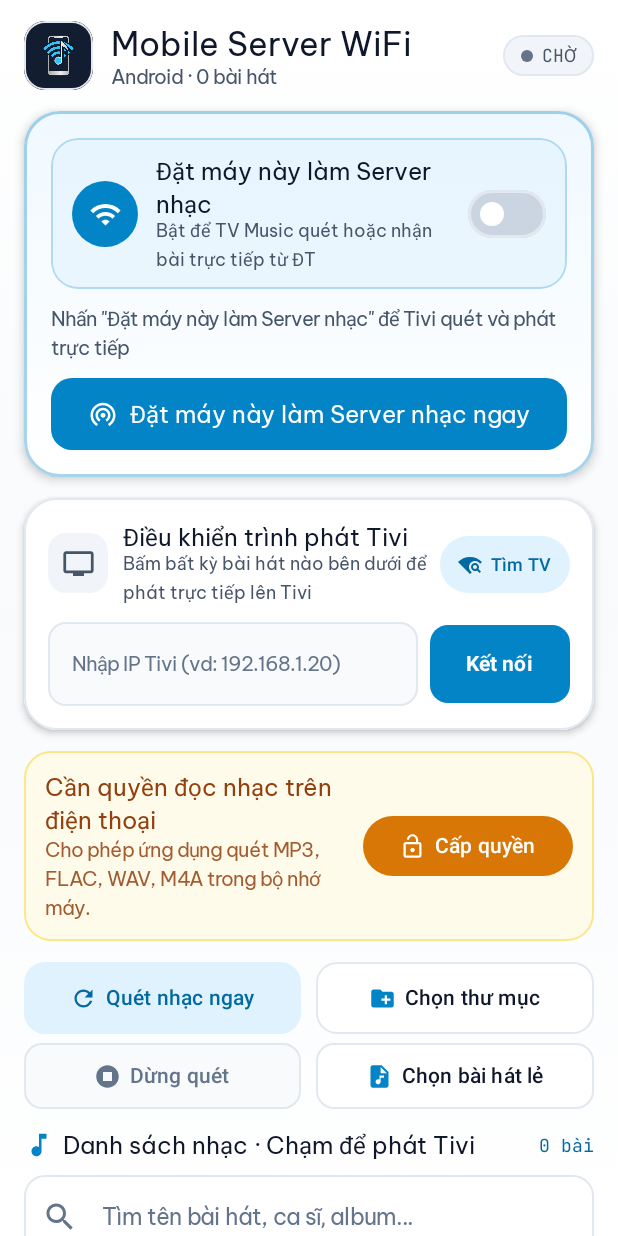
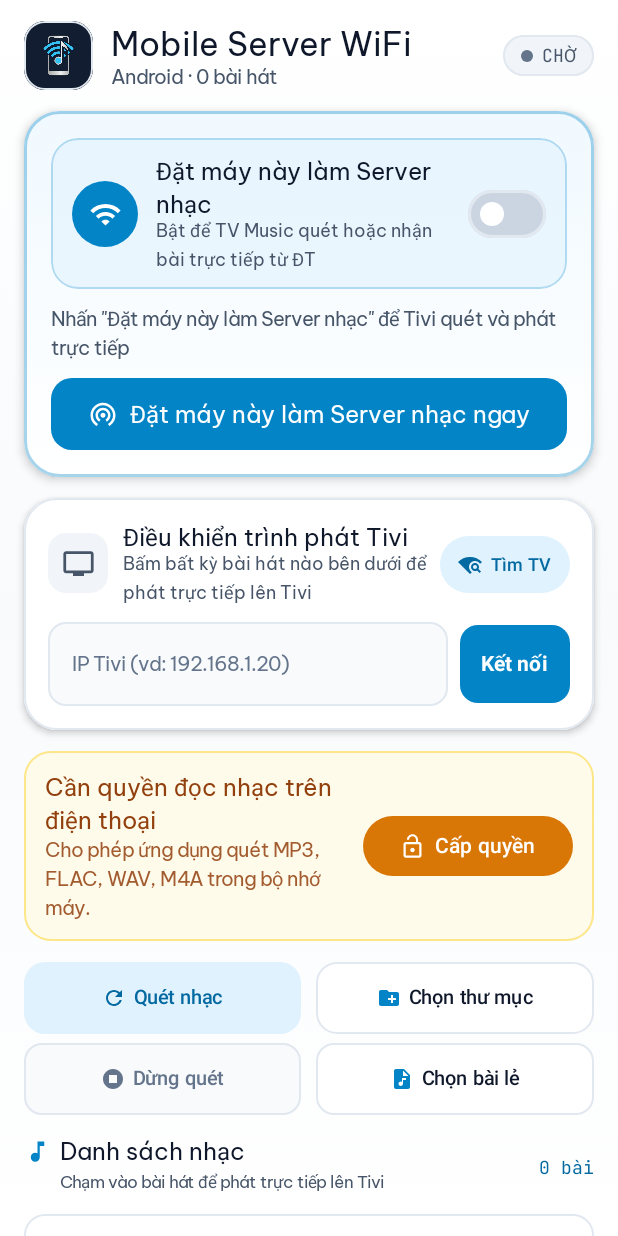
Before and after one commit to ahihibebe/Mussic-tivi, an Android app built with Jetpack Compose: the composable MobileServerScreen shown on its own in the app's theme, after a tap on "Kết nối", on a phone screen of 412 x 824 dp. Run offline under Robolectric (Android 15) with nearby library versions, the phone set to English and light mode, and no system bars; libraries missing offline, so code that uses them is left out: coil.compose; pictures from the network do not load.

Commit message:
ui: improve TV IP input field layout
Adjust text overflow and button padding in the TV connection UI to prevent layout clipping and improve visual consistency.

```diff
--- a/mobile/src/main/java/com/example/mobile/ui/MobileServerScreen.kt
+++ b/mobile/src/main/java/com/example/mobile/ui/MobileServerScreen.kt
@@ -527,7 +527,13 @@ private fun TvRemoteControlCard(
                         modifier = Modifier.weight(1f),
                         singleLine = true,
                         placeholder = {
-                            Text("Nhập IP Tivi (vd: 192.168.1.20)", fontSize = 13.sp, color = TextMutedSlate)
+                            Text(
+                                text = "IP Tivi (vd: 192.168.1.20)",
+                                fontSize = 13.sp,
+                                color = TextMutedSlate,
+                                maxLines = 1,
+                                overflow = TextOverflow.Ellipsis
+                            )
                         },
                         shape = RoundedCornerShape(12.dp),
                         colors = OutlinedTextFieldDefaults.colors(
@@ -542,13 +548,14 @@ private fun TvRemoteControlCard(
                         modifier = Modifier
                             .height(52.dp)
                             .testTag("mobile_btn_connect_tv"),
+                        contentPadding = PaddingValues(horizontal = 14.dp, vertical = 8.dp),
                         shape = RoundedCornerShape(12.dp),
                         colors = ButtonDefaults.buttonColors(
                             containerColor = SkyBluePrimary,
                             contentColor = Color.White
                         )
                     ) {
-                        Text("Kết nối", fontWeight = FontWeight.Bold)
+                        Text("Kết nối", fontWeight = FontWeight.Bold, maxLines = 1, softWrap = false)
                     }
                 }
             }
@@ -1157,21 +1164,25 @@ private fun LibraryActionRow(
                         .fillMaxWidth()
                         .height(48.dp)
                         .testTag("mobile_btn_rescan"),
+                    contentPadding = PaddingValues(horizontal = 10.dp, vertical = 4.dp),
                     shape = RoundedCornerShape(14.dp),
                     colors = ButtonDefaults.filledTonalButtonColors(
                         containerColor = SkyBlueSoft,
                         contentColor = SkyBlueDeep
                     )
                 ) {
-                    Icon(Icons.Filled.Refresh, contentDescription = null, modifier = Modifier.size(18.dp))
-                    Spacer(modifier = Modifier.width(6.dp))
+                    Icon(Icons.Filled.Refresh, contentDescription = null, modifier = Modifier.size(16.dp))
+                    Spacer(modifier = Modifier.width(5.dp))
                     Text(
                         text = when {
                             isScanning -> "Đang quét..."
-                            hasTracksOrScanned -> "Quét lại nhạc"
-                            else -> "Quét nhạc ngay"
+                            hasTracksOrScanned -> "Quét lại"
+                            else -> "Quét nhạc"
                         },
+                        fontSize = 13.sp,
+                        fontWeight = FontWeight.SemiBold,
                         maxLines = 1,
+                        softWrap = false,
                         overflow = TextOverflow.Ellipsis
                     )
                 }
@@ -1181,8 +1192,9 @@ private fun LibraryActionRow(
                     enabled = isScanning,
                     modifier = Modifier
                         .fillMaxWidth()
-                        .height(44.dp)
+                        .height(48.dp)
                         .testTag("mobile_btn_stop_scan"),
+                    contentPadding = PaddingValues(horizontal = 10.dp, vertical = 4.dp),
                     shape = RoundedCornerShape(12.dp),
                     border = BorderStroke(
                         width = 1.dp,
@@ -1199,14 +1211,16 @@ private fun LibraryActionRow(
                         imageVector = Icons.Filled.StopCircle,
                         contentDescription = "Dừng quét nhạc",
                         tint = if (isScanning) CrimsonStop else TextMutedSlate,
-                        modifier = Modifier.size(18.dp)
-                    )
-                    Spacer(modifier = Modifier.width(6.dp))
+                        modifier = Modifier.size(16.dp)
+                    )
+                    Spacer(modifier = Modifier.width(5.dp))
                     Text(
                         text = "Dừng quét",
+                        fontSize = 13.sp,
                         color = if (isScanning) CrimsonStop else TextMutedSlate,
                         fontWeight = if (isScanning) FontWeight.Bold else FontWeight.Medium,
                         maxLines = 1,
+                        softWrap = false,
                         overflow = TextOverflow.Ellipsis
                     )
                 }
@@ -1222,6 +1236,7 @@ private fun LibraryActionRow(
                         .fillMaxWidth()
                         .height(48.dp)
                         .testTag("mobile_btn_pick_folder"),
+                    contentPadding = PaddingValues(horizontal = 10.dp, vertical = 4.dp),
                     shape = RoundedCornerShape(14.dp),
                     border = BorderStroke(1.dp, SoftSlateBorder),
                     colors = ButtonDefaults.outlinedButtonColors(
@@ -1233,19 +1248,22 @@ private fun LibraryActionRow(
                         Icons.Filled.CreateNewFolder,
                         contentDescription = null,
                         tint = SkyBluePrimary,
-                        modifier = Modifier.size(18.dp)
-                    )
-                    Spacer(modifier = Modifier.width(6.dp))
+                        modifier = Modifier.size(16.dp)
+                    )
+                    Spacer(modifier = Modifier.width(5.dp))
                     Text(
                         text = if (selectedFolders.isNotEmpty()) {
-                            "Chọn thư mục (${selectedFolders.size})"
+                            "Thư mục (${selectedFolders.size})"
                         } else if (savedFolderCount > 0) {
                             "Thư mục ($savedFolderCount)"
                         } else {
                             "Chọn thư mục"
                         },
+                        fontSize = 13.sp,
+                        fontWeight = FontWeight.SemiBold,
                         color = TextPrimaryDark,
                         maxLines = 1,
+                        softWrap = false,
                         overflow = TextOverflow.Ellipsis
                     )
                 }
@@ -1254,8 +1272,9 @@ private fun LibraryActionRow(
                     onClick = onPickFiles,
                     modifier = Modifier
                         .fillMaxWidth()
-                        .height(44.dp)
+                        .height(48.dp)
                         .testTag("mobile_btn_pick_files"),
+                    contentPadding = PaddingValues(horizontal = 10.dp, vertical = 4.dp),
                     shape = RoundedCornerShape(12.dp),
                     border = BorderStroke(1.dp, SoftSlateBorder),
                     colors = ButtonDefaults.outlinedButtonColors(
@@ -1267,13 +1286,16 @@ private fun LibraryActionRow(
                         Icons.Filled.AudioFile,
                         contentDescription = null,
                         tint = SkyBluePrimary,
-                        modifier = Modifier.size(18.dp)
-                    )
-                    Spacer(modifier = Modifier.width(6.dp))
+                        modifier = Modifier.size(16.dp)
+                    )
+                    Spacer(modifier = Modifier.width(5.dp))
                     Text(
-                        text = "Chọn bài hát lẻ",
+                        text = "Chọn bài lẻ",
+                        fontSize = 13.sp,
+                        fontWeight = FontWeight.Medium,
                         color = TextPrimaryDark,
                         maxLines = 1,
+                        softWrap = false,
                         overflow = TextOverflow.Ellipsis
                     )
                 }
@@ -1472,23 +1494,35 @@ private fun TrackListHeaderAndSearch(
     Column(verticalArrangement = Arrangement.spacedBy(10.dp)) {
         Row(
             modifier = Modifier.fillMaxWidth(),
-            verticalAlignment = Alignment.CenterVertically,
-            horizontalArrangement = Arrangement.SpaceBetween
+            verticalAlignment = Alignment.CenterVertically
         ) {
-            Row(verticalAlignment = Alignment.CenterVertically) {
-                Icon(
-                    imageVector = Icons.Filled.MusicNote,
-                    contentDescription = null,
-                    tint = SkyBluePrimary,
-                    modifier = Modifier.size(20.dp)
-                )
-                Spacer(modifier = Modifier.width(6.dp))
+            Column(modifier = Modifier.weight(1f)) {
+                Row(verticalAlignment = Alignment.CenterVertically) {
+                    Icon(
+                        imageVector = Icons.Filled.MusicNote,
+                        contentDescription = null,
+                        tint = SkyBluePrimary,
+                        modifier = Modifier.size(18.dp)
+                    )
+                    Spacer(modifier = Modifier.width(6.dp))
+                    Text(
+                        text = "Danh sách nhạc",
+                        style = MaterialTheme.typography.titleMedium,
+                        color = TextPrimaryDark,
+                        maxLines = 1,
+                        overflow = TextOverflow.Ellipsis
+                    )
+                }
                 Text(
-                    text = "Danh sách nhạc · Chạm để phát Tivi",
-                    style = MaterialTheme.typography.titleMedium,
-                    color = TextPrimaryDark
-                )
-            }
+                    text = "Chạm vào bài hát để phát trực tiếp lên Tivi",
+                    fontSize = 11.sp,
+                    color = TextSecondarySlate,
+                    maxLines = 1,
+                    overflow = TextOverflow.Ellipsis,
+                    modifier = Modifier.padding(start = 24.dp)
+                )
+            }
+            Spacer(modifier = Modifier.width(8.dp))
             Row(
                 verticalAlignment = Alignment.CenterVertically,
                 horizontalArrangement = Arrangement.spacedBy(8.dp)
@@ -1497,7 +1531,7 @@ private fun TrackListHeaderAndSearch(
                     OutlinedButton(
                         onClick = onRestoreExcludedTracks,
                         modifier = Modifier
-                            .height(32.dp)
+                            .height(34.dp)
                             .testTag("mobile_btn_restore_excluded"),
                         shape = RoundedCornerShape(999.dp),
                         contentPadding = PaddingValues(horizontal = 10.dp, vertical = 2.dp),
@@ -1516,7 +1550,9 @@ private fun TrackListHeaderAndSearch(
                         Text(
                             text = "Khôi phục ($excludedTrackCount)",
                             fontSize = 11.sp,
-                            fontWeight = FontWeight.SemiBold
+                            fontWeight = FontWeight.SemiBold,
+                            maxLines = 1,
+                            softWrap = false
                         )
                     }
                 }
@@ -1528,7 +1564,9 @@ private fun TrackListHeaderAndSearch(
                     },
                     style = MaterialTheme.typography.labelMedium,
                     fontFamily = JetBrainsMonoFamily,
-                    color = SkyBlueDeep
+                    color = SkyBlueDeep,
+                    maxLines = 1,
+                    softWrap = false
                 )
             }
         }
@@ -1542,8 +1580,10 @@ private fun TrackListHeaderAndSearch(
             singleLine = true,
             placeholder = {
                 Text(
-                    text = "Tìm tên bài hát, ca sĩ, album...",
-                    color = TextMutedSlate
+                    text = "Tìm bài hát, ca sĩ...",
+                    color = TextMutedSlate,
+                    maxLines = 1,
+                    overflow = TextOverflow.Ellipsis
                 )
             },
             leadingIcon = {
@@ -1660,31 +1700,45 @@ private fun EmptyTracksCard(
                 style = MaterialTheme.typography.bodyMedium,
                 color = TextSecondarySlate
             )
-            Row(horizontalArrangement = Arrangement.spacedBy(8.dp)) {
+            Row(
+                modifier = Modifier.fillMaxWidth(),
+                horizontalArrangement = Arrangement.spacedBy(8.dp, Alignment.CenterHorizontally)
+            ) {
                 if (hasQueryOrFilter) {
-                    FilledTonalButton(onClick = onResetFilter) {
-                        Text("Hiện tất cả")
+                    FilledTonalButton(
+                        onClick = onResetFilter,
+                        contentPadding = PaddingValues(horizontal = 12.dp, vertical = 6.dp)
+                    ) {
+                        Text("Hiện tất cả", maxLines = 1, softWrap = false, fontSize = 12.sp)
                     }
                 } else if (!hasPermission) {
-                    Button(onClick = onRequestPermission) {
-                        Text("Cấp quyền")
+                    Button(
+                        onClick = onRequestPermission,
+                        contentPadding = PaddingValues(horizontal = 12.dp, vertical = 6.dp)
+                    ) {
+                        Text("Cấp quyền", maxLines = 1, softWrap = false, fontSize = 12.sp)
                     }
                 } else {
-                    Button(onClick = onRescanMusic) {
-                        Text("Quét nhạc ngay")
+                    Button(
+                        onClick = onRescanMusic,
+                        contentPadding = PaddingValues(horizontal = 12.dp, vertical = 6.dp)
+                    ) {
+                        Text("Quét nhạc", maxLines = 1, softWrap = false, fontSize = 12.sp)
                     }
                 }
                 OutlinedButton(
                     onClick = onPickFiles,
+                    contentPadding = PaddingValues(horizontal = 10.dp, vertical = 6.dp),
                     border = BorderStroke(1.dp, SoftSlateBorder)
                 ) {
-                    Text("Chọn file", color = TextPrimaryDark)
+                    Text("Chọn file", color = TextPrimaryDark, maxLines = 1, softWrap = false, fontSize = 12.sp)
                 }
                 OutlinedButton(
                     onClick = onPickFolder,
+                    contentPadding = PaddingValues(horizontal = 10.dp, vertical = 6.dp),
                     border = BorderStroke(1.dp, SoftSlateBorder)
                 ) {
-                    Text("Thư mục", color = TextPrimaryDark)
+                    Text("Thư mục", color = TextPrimaryDark, maxLines = 1, softWrap = false, fontSize = 12.sp)
                 }
             }
         }
@@ -1739,7 +1793,7 @@ private fun LiveScanStatusBanner(
                     },
                     style = MaterialTheme.typography.labelMedium,
                     color = if (isScanning) SkyBlueDeep else EmeraldTextDark,
-                    maxLines = 1,
+                    maxLines = 2,
                     overflow = TextOverflow.Ellipsis
                 )
                 if (isScanning && !latestTitle.isNullOrBlank()) {
@@ -1758,12 +1812,19 @@ private fun LiveScanStatusBanner(
                 color = Color.White,
                 border = BorderStroke(1.dp, if (isScanning) SkyBlueSoft else EmeraldBorder)
             ) {
+                val pillText = if (newCount > 0 && (isScanning || newCount < totalFound)) {
+                    "$totalFound bài (+$newCount)"
+                } else {
+                    "$totalFound bài"
+                }
                 Text(
-                    text = if (newCount > 0) "$totalFound bài (+$newCount)" else "$totalFound bài",
+                    text = pillText,
                     fontFamily = JetBrainsMonoFamily,
                     fontSize = 11.sp,
                     fontWeight = FontWeight.Bold,
                     color = if (isScanning) SkyBlueDeep else EmeraldTextDark,
+                    maxLines = 1,
+                    softWrap = false,
                     modifier = Modifier.padding(horizontal = 9.dp, vertical = 4.dp)
                 )
             }
@@ -1800,12 +1861,12 @@ private fun MobileTrackItemCard(
             modifier = Modifier
                 .fillMaxWidth()
                 .clickable(onClick = onPlayOnTv)
-                .padding(horizontal = 12.dp, vertical = 10.dp),
+                .padding(horizontal = 10.dp, vertical = 10.dp),
             verticalAlignment = Alignment.CenterVertically
         ) {
             Box(
                 modifier = Modifier
-                    .size(48.dp)
+                    .size(44.dp)
                     .clip(RoundedCornerShape(12.dp))
                     .background(SoftSlateVariant)
                     .border(1.dp, SoftSlateBorder, RoundedCornerShape(12.dp)),
@@ -1823,12 +1884,12 @@ private fun MobileTrackItemCard(
                         imageVector = Icons.Filled.Album,
                         contentDescription = null,
                         tint = SkyBluePrimary,
-                        modifier = Modifier.size(24.dp)
-                    )
-                }
-            }
-
-            Spacer(modifier = Modifier.width(12.dp))
+                        modifier = Modifier.size(22.dp)
+                    )
+                }
+            }
+
+            Spacer(modifier = Modifier.width(10.dp))
 
             Column(modifier = Modifier.weight(1f)) {
                 Text(
@@ -1849,7 +1910,7 @@ private fun MobileTrackItemCard(
                 Spacer(modifier = Modifier.height(4.dp))
                 Row(
                     verticalAlignment = Alignment.CenterVertically,
-                    horizontalArrangement = Arrangement.spacedBy(6.dp)
+                    horizontalArrangement = Arrangement.spacedBy(5.dp)
                 ) {
                     Surface(
                         shape = RoundedCornerShape(6.dp),
@@ -1861,6 +1922,8 @@ private fun MobileTrackItemCard(
                             fontSize = 10.sp,
                             fontWeight = FontWeight.Bold,
                             color = SkyBlueDeep,
+                            maxLines = 1,
+                            softWrap = false,
                             modifier = Modifier.padding(horizontal = 6.dp, vertical = 2.dp)
                         )
                     }
@@ -1876,6 +1939,8 @@ private fun MobileTrackItemCard(
                                 fontSize = 9.sp,
                                 fontWeight = FontWeight.Bold,
                                 color = EmeraldTextDark,
+                                maxLines = 1,
+                                softWrap = false,
                                 modifier = Modifier.padding(horizontal = 5.dp, vertical = 1.dp)
                             )
                         }
@@ -1883,8 +1948,12 @@ private fun MobileTrackItemCard(
                         Text(
                             text = "${track.bitrate} · ${track.formattedDuration}",
                             fontFamily = JetBrainsMonoFamily,
-                            fontSize = 11.sp,
-                            color = TextMutedSlate
+                            fontSize = 10.sp,
+                            color = TextMutedSlate,
+                            maxLines = 1,
+                            softWrap = false,
+                            overflow = TextOverflow.Ellipsis,
+                            modifier = Modifier.weight(1f, fill = false)
                         )
                     }
                 }
```
Also changed, not shown: 1 other file.
